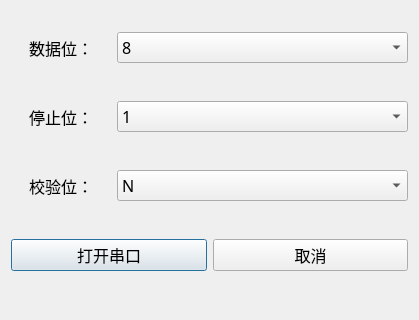
Old version of the form CK_Dialog.ui in the repository cjf128/ECGB; both pictures show x 0 to 419 and y 149 to 469 of the 419 by 469 pixel window.
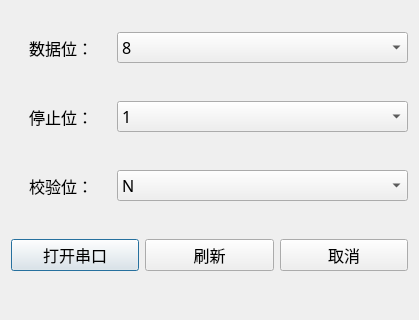
New version of the form.

Patch:
```diff
--- a/CK_Dialog.ui
+++ b/CK_Dialog.ui
@@ -292,6 +292,19 @@
        </property>
       </widget>
      </item>
+     <item>
+      <widget class="QPushButton" name="btnUpdate">
+       <property name="font">
+        <font>
+         <family>Arial</family>
+         <pointsize>12</pointsize>
+        </font>
+       </property>
+       <property name="text">
+        <string>刷新</string>
+       </property>
+      </widget>
+     </item>
      <item>
       <widget class="QPushButton" name="Cancel_btn">
        <property name="sizePolicy">
```
